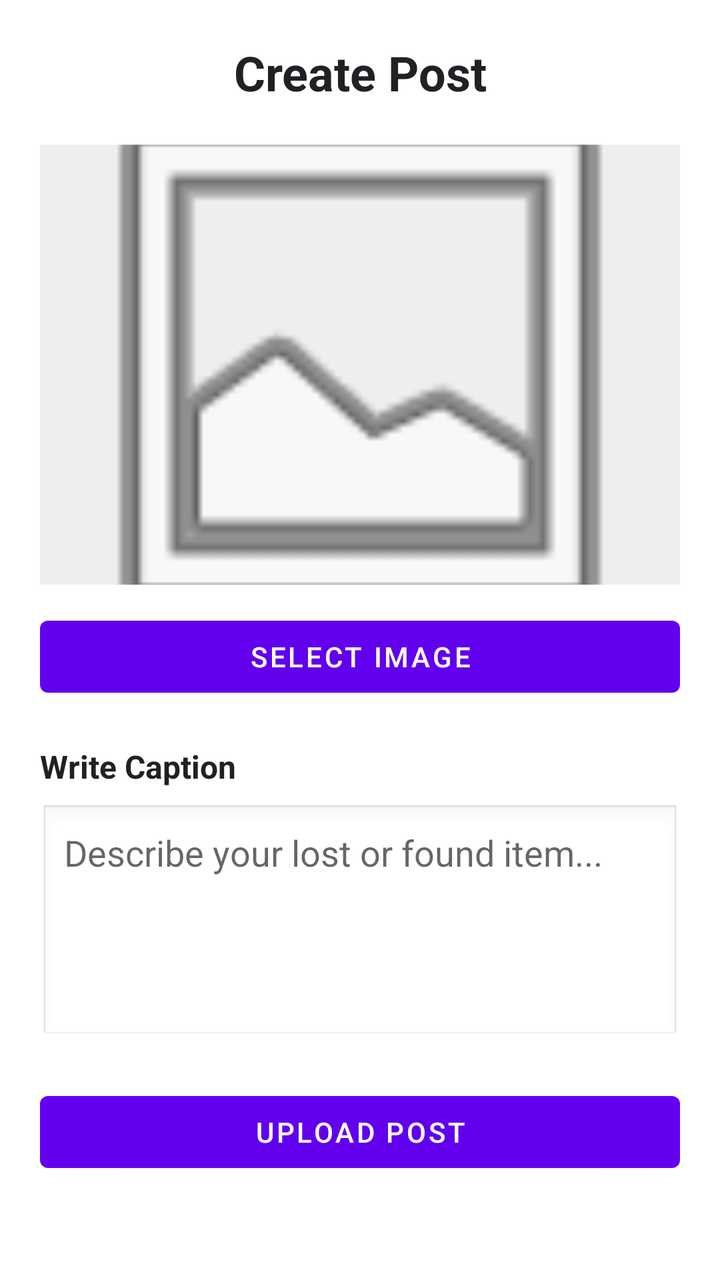
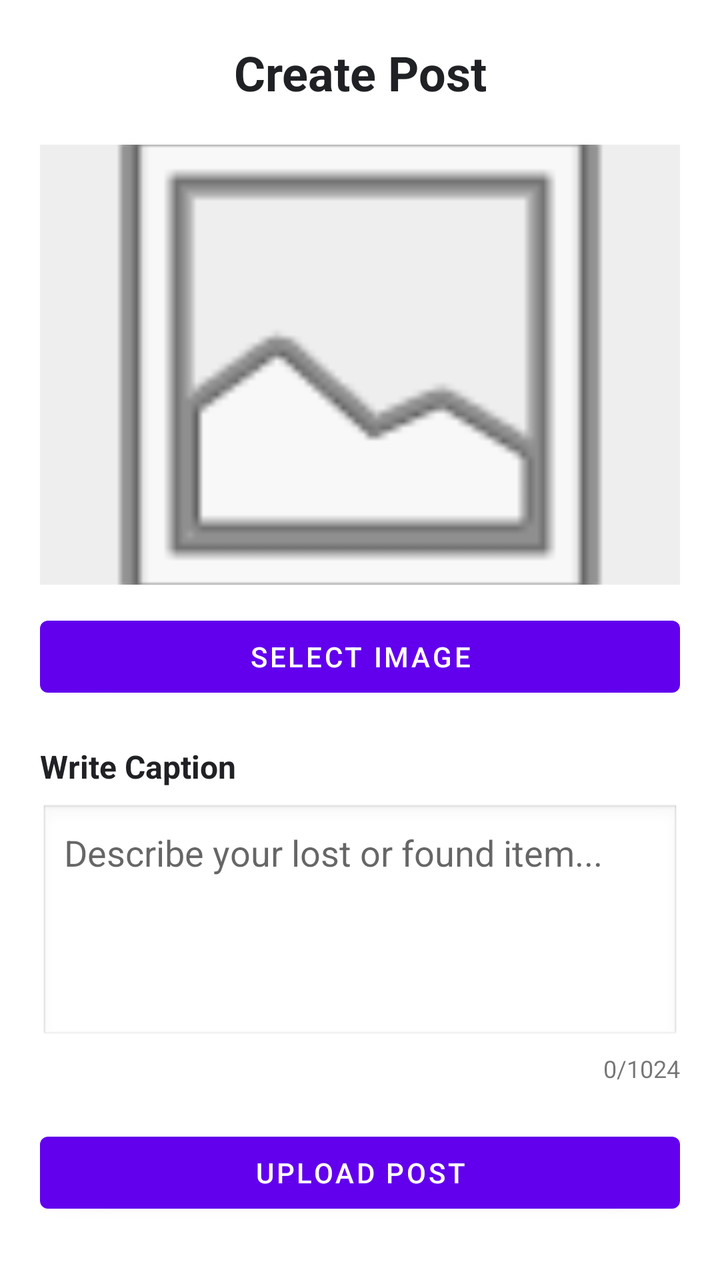

An Android layout rendered at two revisions. The XML below is the earlier revision; the diff shows what the commit changed to produce the second picture.
<!-- AndroidManifest.xml: application theme Theme.LostandFoundCommunity -->
<!-- res/layout/activity_create_post.xml -->
<?xml version="1.0" encoding="utf-8"?>
<ScrollView
    xmlns:android="http://schemas.android.com/apk/res/android"
    android:layout_width="match_parent"
    android:layout_height="match_parent"
    android:fillViewport="true">

    <LinearLayout
        android:layout_width="match_parent"
        android:layout_height="wrap_content"
        android:orientation="vertical"
        android:padding="20dp"
        android:background="#FFFFFF">

        <TextView
            android:layout_width="match_parent"
            android:layout_height="wrap_content"
            android:text="Create Post"
            android:textSize="24sp"
            android:textStyle="bold"
            android:textColor="#202124"
            android:gravity="center"
            android:layout_marginBottom="20dp"/>

        <ImageView
            android:id="@+id/selectedImage"
            android:layout_width="match_parent"
            android:layout_height="220dp"
            android:background="#EEEEEE"
            android:scaleType="centerCrop"
            android:contentDescription="Selected post image"
            android:src="@android:drawable/ic_menu_gallery"/>

        <Button
            android:id="@+id/selectImageButton"
            android:layout_width="match_parent"
            android:layout_height="wrap_content"
            android:text="Select Image"
            android:layout_marginTop="12dp"/>

        <TextView
            android:layout_width="match_parent"
            android:layout_height="wrap_content"
            android:text="Write Caption"
            android:textSize="16sp"
            android:textStyle="bold"
            android:textColor="#202124"
            android:layout_marginTop="20dp"/>

        <EditText
            android:id="@+id/captionInput"
            android:layout_width="match_parent"
            android:layout_height="120dp"
            android:gravity="top"
            android:hint="Describe your lost or found item..."
            android:inputType="textMultiLine"
            android:padding="12dp"
            android:background="@android:drawable/edit_text"
            android:layout_marginTop="8dp"/>

        <Button
            android:id="@+id/uploadPostButton"
            android:layout_width="match_parent"
            android:layout_height="wrap_content"
            android:text="Upload Post"
            android:layout_marginTop="20dp"/>

    </LinearLayout>

</ScrollView>
<!-- resources referenced by this layout -->
<resources>
  <style name="Theme.LostandFoundCommunity" parent="Theme.MaterialComponents.DayNight.NoActionBar" />
</resources>

<!-- the commit's change to res/layout/activity_create_post.xml (unified diff, before → after) -->
@@ -57,6 +57,14 @@
             android:padding="12dp"
             android:background="@android:drawable/edit_text"
             android:layout_marginTop="8dp"/>
+        <TextView
+            android:id="@+id/captionCounter"
+            android:layout_width="match_parent"
+            android:layout_height="wrap_content"
+            android:text="0/1024"
+            android:gravity="end"
+            android:textSize="12sp"
+            android:layout_marginTop="4dp"/>
 
         <Button
             android:id="@+id/uploadPostButton"
